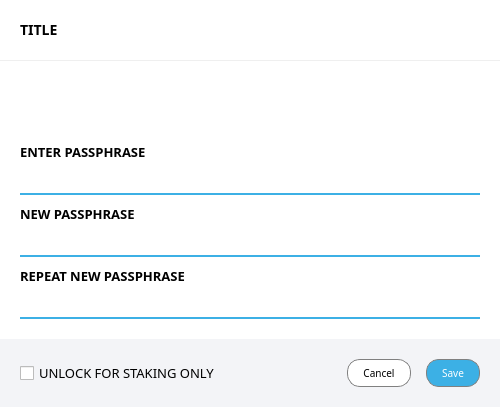
First picture: the form in src/qt/forms/askpassphrasedialog.ui, repository aurovine/AudioCoin, before the edit.
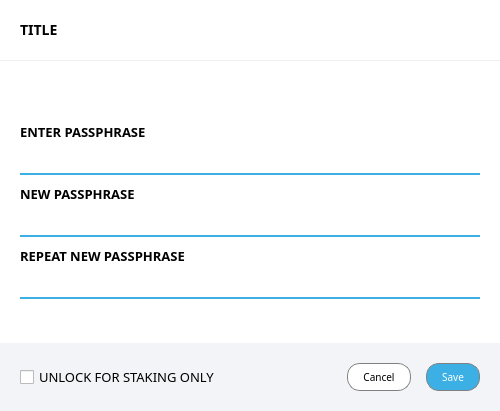
Second picture: the form after the edit.

Commit message: fixes font size in askpassphrasedialog.cpp

Diff of the .ui file:
```diff
--- a/src/qt/forms/askpassphrasedialog.ui
+++ b/src/qt/forms/askpassphrasedialog.ui
@@ -150,8 +150,8 @@
           <widget class="QLabel" name="warningLabel">
            <property name="font">
             <font>
-             <family>Montserrat</family>
-             <pointsize>10</pointsize>
+             <family>Open Sans</family>
+             <pointsize>12</pointsize>
             </font>
            </property>
            <property name="textFormat">
@@ -192,28 +192,6 @@
          <property name="bottomMargin">
           <number>20</number>
          </property>
-         <item>
-          <widget class="QLabel" name="capsLabel">
-           <property name="sizePolicy">
-            <sizepolicy hsizetype="Preferred" vsizetype="Minimum">
-             <horstretch>0</horstretch>
-             <verstretch>0</verstretch>
-            </sizepolicy>
-           </property>
-           <property name="font">
-            <font>
-             <weight>75</weight>
-             <bold>true</bold>
-            </font>
-           </property>
-           <property name="text">
-            <string/>
-           </property>
-           <property name="alignment">
-            <set>Qt::AlignCenter</set>
-           </property>
-          </widget>
-         </item>
          <item>
           <layout class="QVBoxLayout" name="verticalLayout_2">
            <property name="spacing">
@@ -325,6 +303,25 @@
            </item>
           </layout>
          </item>
+         <item>
+          <widget class="QLabel" name="capsLabel">
+           <property name="sizePolicy">
+            <sizepolicy hsizetype="Preferred" vsizetype="Minimum">
+             <horstretch>0</horstretch>
+             <verstretch>0</verstretch>
+            </sizepolicy>
+           </property>
+           <property name="font">
+            <font>
+             <weight>75</weight>
+             <bold>true</bold>
+            </font>
+           </property>>
+           <property name="alignment">
+            <set>Qt::AlignLeading|Qt::AlignLeft|Qt::AlignVCenter</set>
+           </property>
+          </widget>
+         </item>
         </layout>
        </widget>
       </item>
```
The commit also changes 1 other file.
